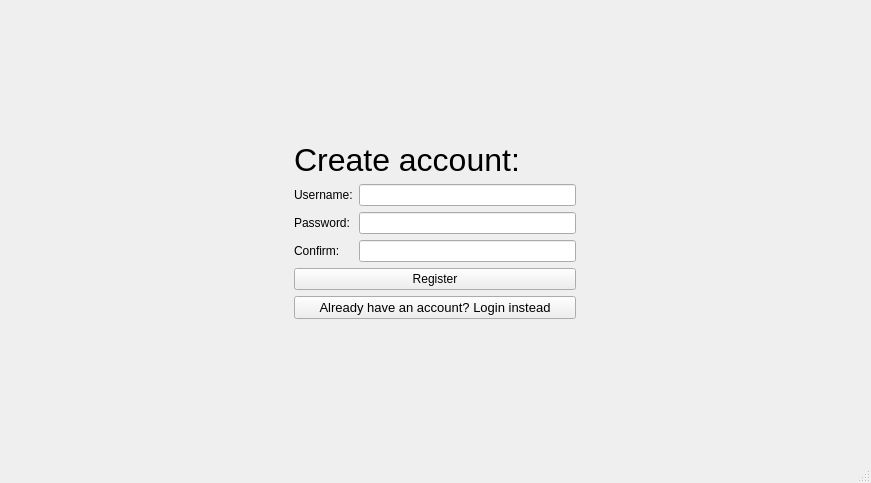
This is client/src/mainwindow.ui in Dargoswwwe/smc-library as Qt 5 draws it before an edit. The edited form follows.
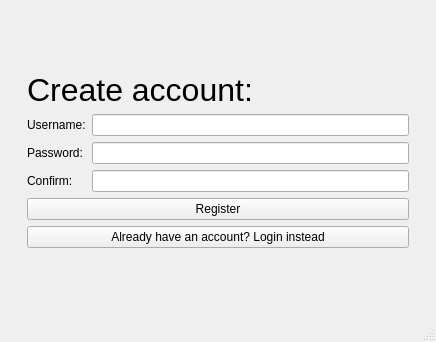
This is the edited form. The open tabs and pages were chosen to show the change.

```diff
--- a/client/src/mainwindow.ui
+++ b/client/src/mainwindow.ui
@@ -6,8 +6,8 @@
    <rect>
     <x>0</x>
     <y>0</y>
-    <width>871</width>
-    <height>483</height>
+    <width>436</width>
+    <height>342</height>
    </rect>
   </property>
   <property name="windowTitle">
@@ -108,9 +108,15 @@
        <layout class="QGridLayout" name="gridLayout_2">
         <item row="0" column="0">
          <widget class="QFrame" name="frame_2">
+          <property name="minimumSize">
+           <size>
+            <width>400</width>
+            <height>0</height>
+           </size>
+          </property>
           <property name="maximumSize">
            <size>
-            <width>300</width>
+            <width>400</width>
             <height>16777215</height>
            </size>
           </property>
@@ -182,11 +188,6 @@
              </item>
              <item row="5" column="0" colspan="2">
               <widget class="QPushButton" name="buttonLoginInstead">
-               <property name="font">
-                <font>
-                 <pointsize>10</pointsize>
-                </font>
-               </property>
                <property name="text">
                 <string>Already have an account? Login instead</string>
                </property>
```
Left out of the diff: 26 changed lines with no effect on the pictures.
